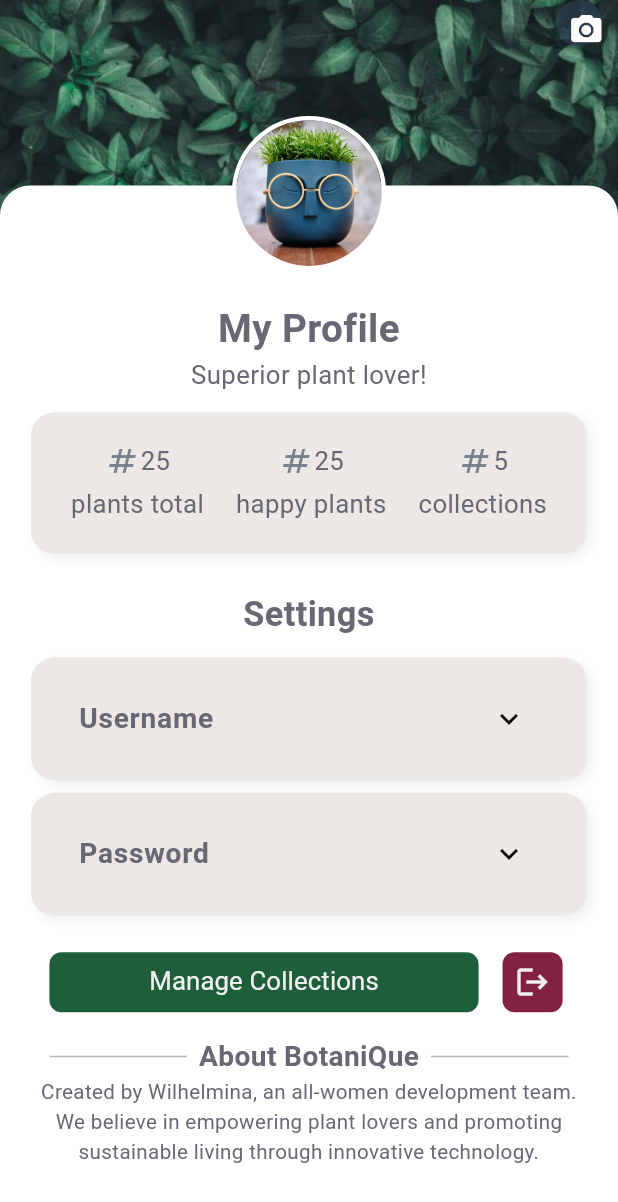
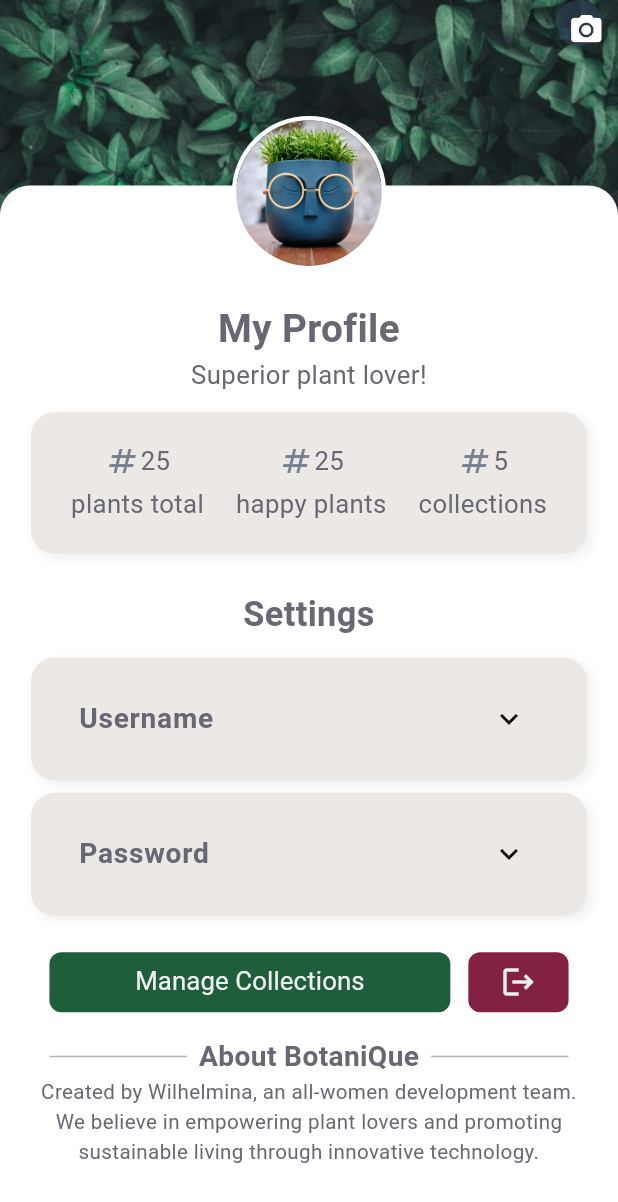
Before and after one commit to Team-Wilhelm/BotaniQue-MobDev, a Flutter app: the screen it shows after launch, swiped to page 4, on a phone screen of 412 x 824 dp. Shown: the top 1202 px of the screen. Run offline on Flutter 3.47's test engine with Material 3 defaults, Android fonts, the phone set to English and light mode, and no system bars; our stand-ins replace animated_custom_dropdown, dart_mappable, flutter_bloc, flutter_secure_storage, flutter_svg, google_fonts and 4 more; generated files the repository leaves out were written again; network calls fail; statements that could not run were skipped.

Commit message:
minor visual (and refactoring) changes to settings screen

```diff
--- /dev/null
+++ b/botanique/lib/settings/app_expansion_tile.dart
@@ -0,0 +1,51 @@
+import 'package:botanique/util/content_size_helper.dart';
+import 'package:flutter/material.dart';
+
+import '../shared/app_card.dart';
+import '../shared/app_text.dart';
+import '../style/app_style.dart';
+import 'panel_content/panel_item.dart';
+
+class AppExpansionTile extends StatelessWidget {
+  const AppExpansionTile({
+    super.key,
+    required this.item,
+    required this.diameter,
+    required this.tileToggleCallback,
+  });
+
+  final PanelItem item;
+  final double diameter;
+  final Function(int) tileToggleCallback;
+
+  @override
+  Widget build(BuildContext context) {
+    return Padding(
+      padding: ContentSizeHelper.getSettingsContentPadding(context)
+          .copyWith(bottom: diameter * 0.08),
+      child: AppCard(
+        child: Theme(
+          data: Theme.of(context).copyWith(dividerColor: Colors.transparent),
+          child: ExpansionTile(
+            controller: item.controller,
+            childrenPadding: EdgeInsets.symmetric(
+                horizontal: diameter * 0.16, vertical: diameter * 0.08),
+            initiallyExpanded: false,
+            iconColor: AppColors.accent,
+            title: AppText(
+              text: item.headerValue,
+              fontSize: FontSizes.h6,
+              fontWeight: FontWeight.bold,
+            ),
+            onExpansionChanged: (bool expanded) {
+              tileToggleCallback(item.id);
+            },
+            children: [
+              item.panelContent,
+            ],
+          ),
+        ),
+      ),
+    );
+  }
+}
--- a/botanique/lib/settings/settings_screen.dart
+++ b/botanique/lib/settings/settings_screen.dart
@@ -1,5 +1,6 @@
 import 'package:botanique/models/enums/app_enums.dart';
 import 'package:botanique/models/events/client_events.dart';
+import 'package:botanique/settings/app_expansion_tile.dart';
 import 'package:botanique/settings/collections/edit_collections_screen.dart';
 import 'package:botanique/settings/image_update_screen.dart';
 import 'package:botanique/settings/profile_settings_banner.dart';
@@ -85,7 +86,13 @@ class _SettingsScreenState extends State<SettingsScreen> {
                 fontWeight: FontWeight.bold,
               ),
               spacer,
-              ...panelItems.map((item) => _buildExpansionTile(item, diameter)),
+              ...panelItems.map(
+                (item) => AppExpansionTile(
+                  item: item,
+                  diameter: diameter,
+                  tileToggleCallback: _handleTileToggle,
+                ),
+              ),
               spacer,
               Padding(
                 padding: _getLargerSymmetricHorizontalPadding(),
@@ -93,6 +100,7 @@ class _SettingsScreenState extends State<SettingsScreen> {
                   mainAxisAlignment: MainAxisAlignment.spaceBetween,
                   children: [
                     Expanded(
+                      flex: 4,
                       child: AppButton(
                         onPressed: () {
                           _handleOnManageCollectionsTapped();
@@ -101,7 +109,9 @@ class _SettingsScreenState extends State<SettingsScreen> {
                       ),
                     ),
                     spacer,
-                    AppIconButton(
+                    Expanded(
+                      flex: 1,
+                      child: AppIconButton(
                         onPressed: () {
                           context.read<WebSocketBloc>().add(
                                 ClientWantsToLogOut(
@@ -115,6 +125,7 @@ class _SettingsScreenState extends State<SettingsScreen> {
                         icon: Icons.logout,
                         buttonType: ButtonType.warning,
                         buttonShape: ButtonShape.square,
+                      ),
                     ),
                   ],
                 ),
@@ -139,7 +150,7 @@ class _SettingsScreenState extends State<SettingsScreen> {
                 ),
               ),
               Padding(
-                padding: _getSymmetricHorizontalPadding(),
+                padding: ContentSizeHelper.getSettingsContentPadding(context),
                 child: const AppText(
                   text:
                       "Created by Wilhelmina, an all-women development team. We believe in empowering plant lovers and promoting sustainable living through innovative technology.",
@@ -200,6 +211,7 @@ class _SettingsScreenState extends State<SettingsScreen> {
 
   /* Widgets */
   List<PanelItem> _buildPanelItems() {
+    // TODO: validation
     return panelItems = <PanelItem>[
       PanelItem(
         id: 1,
@@ -276,7 +288,7 @@ class _SettingsScreenState extends State<SettingsScreen> {
 
   Widget _buildStatsCard(double diameter) {
     return Padding(
-      padding: _getSymmetricHorizontalPadding(),
+      padding: ContentSizeHelper.getSettingsContentPadding(context),
       child: AppCard(
         child: Padding(
           padding: EdgeInsets.symmetric(vertical: diameter * 0.08),
@@ -311,43 +323,6 @@ class _SettingsScreenState extends State<SettingsScreen> {
     );
   }
 
-  Widget _buildExpansionTile(PanelItem item, double diameter) {
-    return Padding(
-      padding:
-          _getSymmetricHorizontalPadding().copyWith(bottom: diameter * 0.08),
-      child: AppCard(
-        child: Theme(
-          data: Theme.of(context).copyWith(dividerColor: Colors.transparent),
-          child: ExpansionTile(
-            controller: item.controller,
-            childrenPadding: EdgeInsets.symmetric(
-                horizontal: diameter * 0.16, vertical: diameter * 0.08),
-            initiallyExpanded: false,
-            iconColor: AppColors.accent,
-            title: AppText(
-              text: item.headerValue,
-              fontSize: FontSizes.h6,
-              fontWeight: FontWeight.bold,
-            ),
-            onExpansionChanged: (bool expanded) {
-              _handleTileToggle(item.id);
-            },
-            children: [
-              item.panelContent,
-            ],
-          ),
-        ),
-      ),
-    );
-  }
-
-  EdgeInsets _getSymmetricHorizontalPadding() {
-    double sidePadding = ContentSizeHelper.getContentWidth(context) * 0.05;
-    return EdgeInsets.symmetric(
-      horizontal: sidePadding,
-    );
-  }
-
   EdgeInsets _getLargerSymmetricHorizontalPadding() {
     double sidePadding = MediaQuery.of(context).size.width * 0.08;
     return EdgeInsets.symmetric(
--- a/botanique/lib/util/content_size_helper.dart
+++ b/botanique/lib/util/content_size_helper.dart
@@ -16,4 +16,10 @@ class ContentSizeHelper {
   static bool isLargeScreen(BuildContext context) {
     return MediaQuery.of(context).size.width > _kMaxWidth;
   }
+
+  static EdgeInsets getSettingsContentPadding(BuildContext context) {
+    return EdgeInsets.symmetric(
+      horizontal: getContentWidth(context) * 0.05,
+    );
+  }
 }
```
Lines whose indentation alone changed are shown as unchanged.
